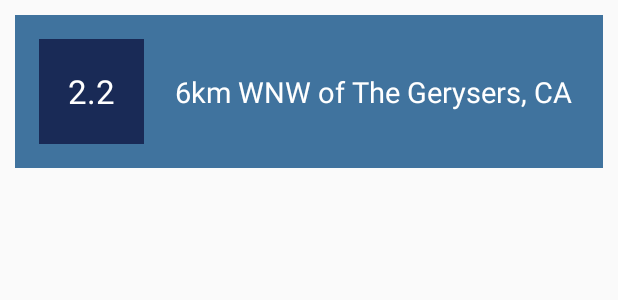
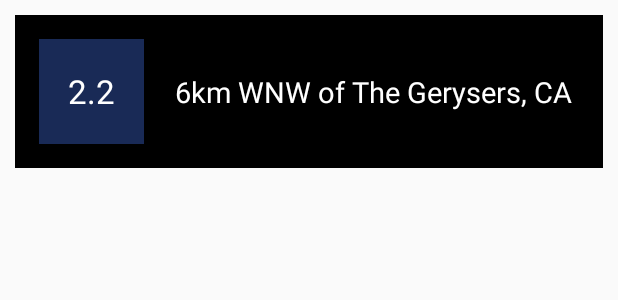
Before and after one commit to officialrupesh/eq-instance-info, an Android app: the layout earthquake_item.xml on its own in the app's theme, with its tools: preview values and no code run, on a phone screen of 412 x 824 dp. Shown: the top 300 px of the screen. Run offline under Robolectric (Android 15) with nearby library versions, the phone set to English and light mode, and no system bars.

Commit message:
color correction

```diff
--- a/app/src/main/res/layout/earthquake_item.xml
+++ b/app/src/main/res/layout/earthquake_item.xml
@@ -8,7 +8,7 @@
     android:layout_margin="10dp"
     android:paddingLeft="16dp"
     android:paddingRight="16dp"
-    android:background="#40739e"
+    android:background="#000000"
     android:paddingBottom="16dp"
     android:paddingTop="16dp">
 
```
